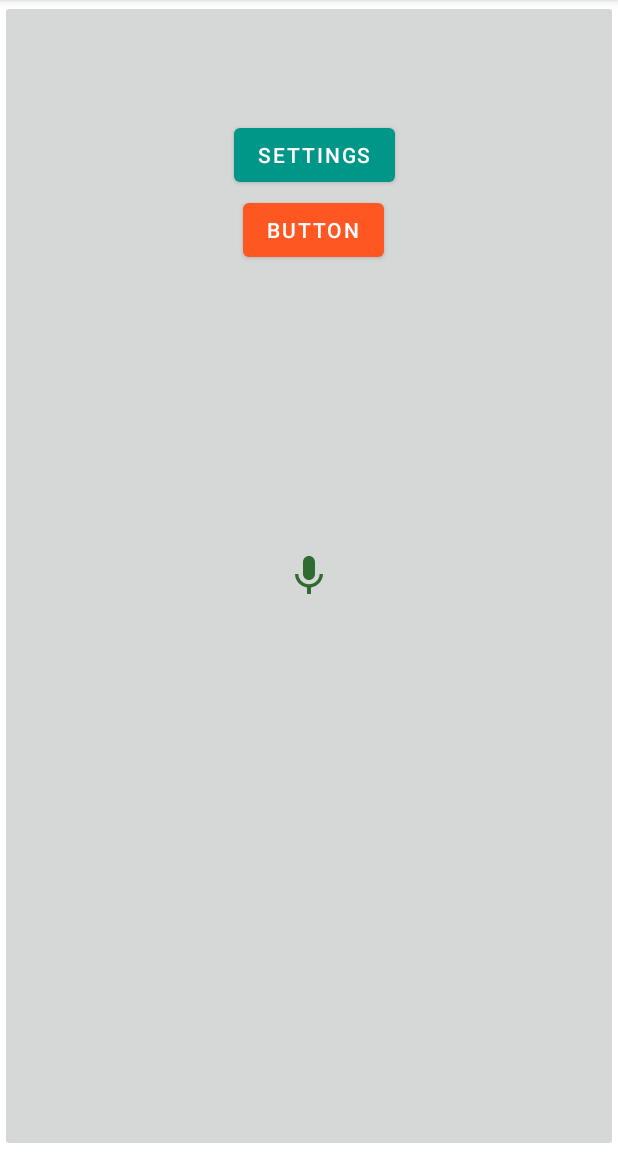
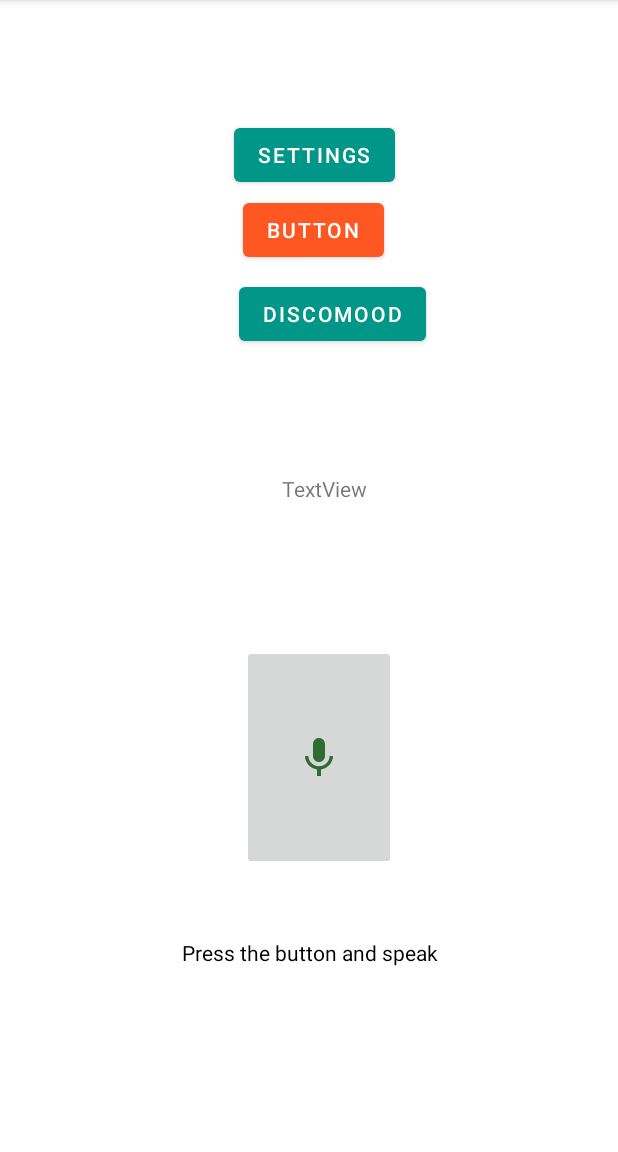
Before and after one commit to homedork-se2/Mocked-client, an Android app: the screen it shows after launch (MainActivity), on a phone screen of 412 x 824 dp, the part 84-1236 px from its top. Run offline under Robolectric (Android 15) with nearby library versions, the phone set to English and light mode, and no system bars.

Commit message:
Addition of Disco Mood

```diff
--- a/MockedClientApp/app/src/main/AndroidManifest.xml
+++ b/MockedClientApp/app/src/main/AndroidManifest.xml
@@ -11,10 +11,12 @@
         android:supportsRtl="true"
         android:theme="@style/Theme.MockedClient">
         <activity
+            android:name=".DiscoMoodActivity"
+            android:exported="false" />
+        <activity
             android:name=".SettingsActivity"
             android:label="@string/title_activity_settings"
-            android:parentActivityName=".MainActivity">
-        </activity>
+            android:parentActivityName=".MainActivity"></activity>
         <activity android:name=".MainActivity">
             <intent-filter>
                 <action android:name="android.intent.action.MAIN" />
--- a/MockedClientApp/app/src/main/java/com/example/mockedclient/MainActivity.java
+++ b/MockedClientApp/app/src/main/java/com/example/mockedclient/MainActivity.java
@@ -22,6 +22,7 @@ public class MainActivity extends AppCompatActivity {
     private ImageButton btnSpeak;
     private TextView tvText;
     protected static final int RESULT_SPEECH= 1;
+    private Button DiscoMood;
 
     @Override
     protected void onCreate(Bundle savedInstanceState) {
@@ -58,7 +59,21 @@ public class MainActivity extends AppCompatActivity {
             startActivity(intent);
         });
 
+        DiscoMood =(Button) findViewById(R.id.button2);
+        DiscoMood.setOnClickListener(new View.OnClickListener() {
+            @Override
+            public void onClick(View view) {
+                openDiscoMoodActivity();
+            }
+        });
+
     }
+
+    private void openDiscoMoodActivity() {
+        Intent intent = new Intent(this ,DiscoMoodActivity.class);
+        startActivity(intent);
+    }
+
     @Override
     protected void onActivityResult(int requestCode, int resultCode, @Nullable Intent data) {
         super.onActivityResult(requestCode, resultCode, data);
--- a/MockedClientApp/app/src/main/res/layout/activity_main.xml
+++ b/MockedClientApp/app/src/main/res/layout/activity_main.xml
@@ -27,9 +27,9 @@
         android:layout_alignParentStart="true"
         android:layout_alignParentLeft="true"
         android:layout_alignParentTop="true"
-        android:layout_marginStart="178dp"
-        android:layout_marginLeft="178dp"
-        android:layout_marginTop="354dp"
+        android:layout_marginStart="188dp"
+        android:layout_marginLeft="188dp"
+        android:layout_marginTop="316dp"
         android:text="TextView" />
 
     <TextView
@@ -39,9 +39,9 @@
         android:layout_alignParentStart="true"
         android:layout_alignParentLeft="true"
         android:layout_alignParentTop="true"
-        android:layout_marginStart="178dp"
-        android:layout_marginLeft="178dp"
-        android:layout_marginTop="554dp"
+        android:layout_marginStart="190dp"
+        android:layout_marginLeft="190dp"
+        android:layout_marginTop="556dp"
         android:text="TextView" />
 
     <Button
@@ -61,7 +61,8 @@
         android:id="@+id/tvText"
         android:layout_width="match_parent"
         android:layout_height="wrap_content"
-        android:layout_margin="16dp"
+        android:layout_alignParentBottom="true"
+        android:layout_marginBottom="115dp"
         android:gravity="center_horizontal"
         android:padding="8dp"
         android:text="Press the button and speak"
@@ -69,8 +70,33 @@
         android:textColor="@color/black" />
 
     <ImageButton
-        android:layout_width="match_parent"
-        android:layout_height="match_parent"
-        android:src="@drawable/mic_recorder"
-        android:id="@+id/btnSpeak"/>
+        android:id="@+id/btnSpeak"
+        android:layout_width="wrap_content"
+        android:layout_height="113dp"
+        android:layout_alignParentStart="true"
+        android:layout_alignParentLeft="true"
+        android:layout_alignParentTop="true"
+        android:layout_alignParentEnd="true"
+        android:layout_alignParentRight="true"
+        android:layout_alignParentBottom="true"
+        android:layout_marginStart="161dp"
+        android:layout_marginLeft="161dp"
+        android:layout_marginTop="430dp"
+        android:layout_marginEnd="148dp"
+        android:layout_marginRight="148dp"
+        android:layout_marginBottom="188dp"
+        android:src="@drawable/mic_recorder" />
+
+    <Button
+        android:id="@+id/button2"
+        android:layout_width="wrap_content"
+        android:layout_height="wrap_content"
+        android:layout_alignParentStart="true"
+        android:layout_alignParentLeft="true"
+        android:layout_alignParentTop="true"
+        android:layout_marginStart="159dp"
+        android:layout_marginLeft="159dp"
+        android:layout_marginTop="185dp"
+        android:text="DiscoMood"
+        app:backgroundTint="#009688" />
 </RelativeLayout>
```
Also changed, not shown: MockedClientApp/app/src/main/java/com/example/mockedclient/DiscoMoodActivity.java (added, +87 -0 lines), MockedClientApp/app/src/main/res/drawable/circle.xml (added, +10 -0 lines), MockedClientApp/app/src/main/res/layout/activity_disco_mood.xml (added, +125 -0 lines), 1 other file.
